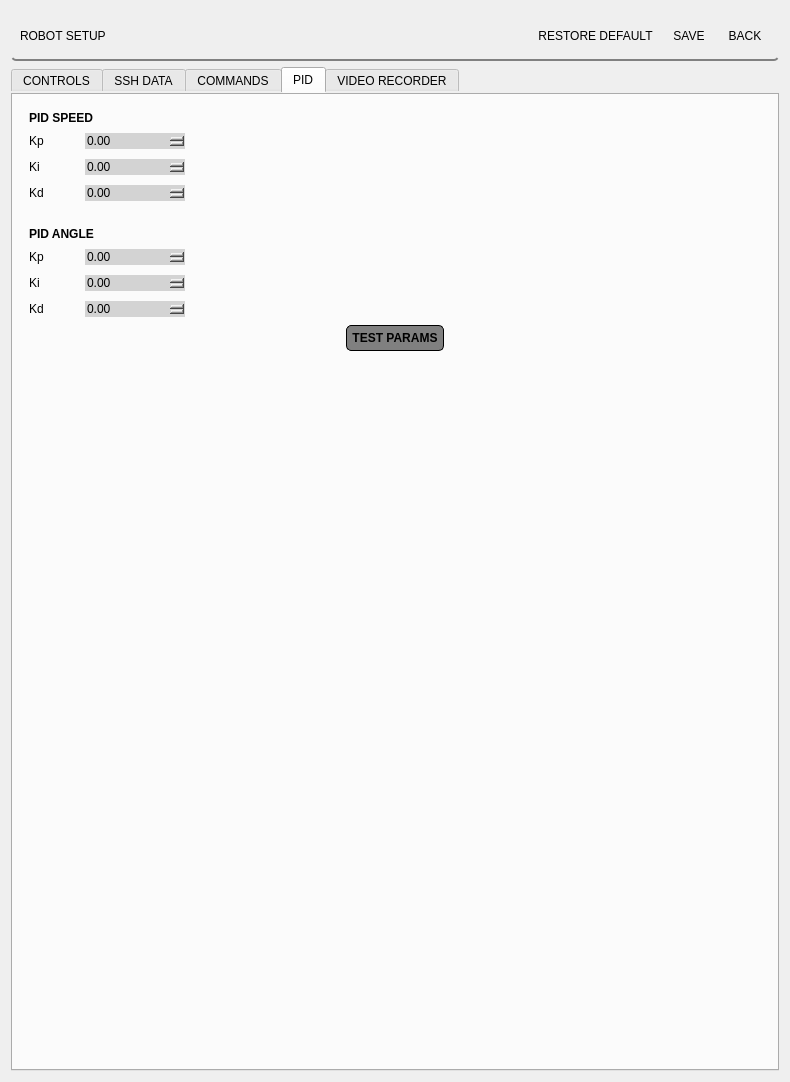
Before: the Qt Designer form setup_panel/resource/setup.ui in GroupOfRobots/MiniRysRQT, drawn with Qt 5.
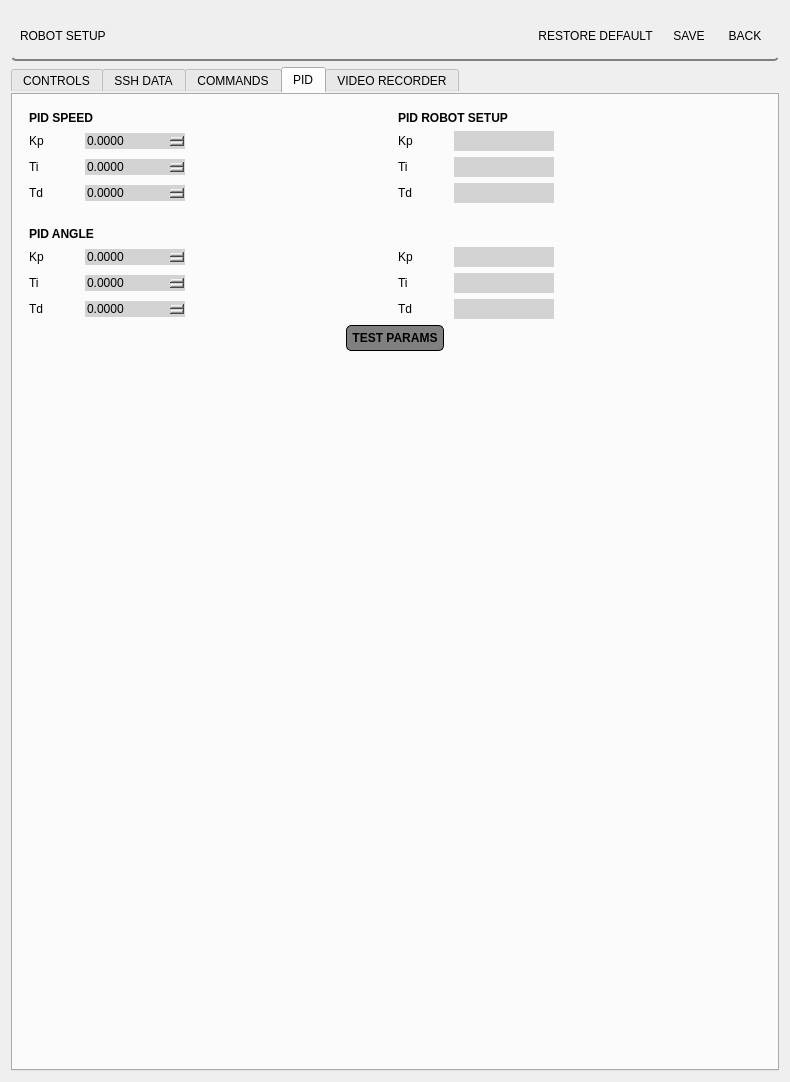
After: the same form once the commit is applied. The open tabs and pages were chosen to show the change.

Patch:
```diff
--- a/setup_panel/resource/setup.ui
+++ b/setup_panel/resource/setup.ui
@@ -1182,6 +1182,16 @@
               </property>
              </widget>
             </item>
+            <item>
+             <widget class="QLabel" name="label_35">
+              <property name="styleSheet">
+               <string notr="true">font-weight: bold;</string>
+              </property>
+              <property name="text">
+               <string>PID ROBOT SETUP</string>
+              </property>
+             </widget>
+            </item>
            </layout>
           </item>
           <item>
@@ -1222,6 +1232,63 @@
               <property name="styleSheet">
                <string notr="true">background: lightGray;</string>
               </property>
+              <property name="decimals">
+               <number>4</number>
+              </property>
+             </widget>
+            </item>
+            <item>
+             <spacer name="horizontalSpacer_11">
+              <property name="orientation">
+               <enum>Qt::Horizontal</enum>
+              </property>
+              <property name="sizeHint" stdset="0">
+               <size>
+                <width>40</width>
+                <height>20</height>
+               </size>
+              </property>
+             </spacer>
+            </item>
+            <item>
+             <widget class="QLabel" name="label_23">
+              <property name="minimumSize">
+               <size>
+                <width>50</width>
+                <height>0</height>
+               </size>
+              </property>
+              <property name="maximumSize">
+               <size>
+                <width>50</width>
+                <height>16777215</height>
+               </size>
+              </property>
+              <property name="text">
+               <string>Kp</string>
+              </property>
+             </widget>
+            </item>
+            <item>
+             <widget class="QLabel" name="currentPidSpeedKpUI">
+              <property name="minimumSize">
+               <size>
+                <width>100</width>
+                <height>0</height>
+               </size>
+              </property>
+              <property name="maximumSize">
+               <size>
+                <width>100</width>
+                <height>16777215</height>
+               </size>
+              </property>
+              <property name="styleSheet">
+               <string notr="true">background: lightGray;</string>
+              </property>
+              <property name="text">
+               <string/>
+              </property>
              </widget>
             </item>
             <item>
@@ -1256,7 +1323,7 @@
                </size>
               </property>
               <property name="text">
-               <string>Ki</string>
+               <string>Ti</string>
               </property>
              </widget>
             </item>
@@ -1281,6 +1348,63 @@
                <string notr="true">background: 1 solid;
  background: lightGray;</string>
               </property>
+              <property name="decimals">
+               <number>4</number>
+              </property>
+             </widget>
+            </item>
+            <item>
+             <spacer name="horizontalSpacer_12">
+              <property name="orientation">
+               <enum>Qt::Horizontal</enum>
+              </property>
+              <property name="sizeHint" stdset="0">
+               <size>
+                <width>40</width>
+                <height>20</height>
+               </size>
+              </property>
+             </spacer>
+            </item>
+            <item>
+             <widget class="QLabel" name="label_25">
+              <property name="minimumSize">
+               <size>
+                <width>50</width>
+                <height>0</height>
+               </size>
+              </property>
+              <property name="maximumSize">
+               <size>
+                <width>50</width>
+                <height>16777215</height>
+               </size>
+              </property>
+              <property name="text">
+               <string>Ti</string>
+              </property>
+             </widget>
+            </item>
+            <item>
+             <widget class="QLabel" name="currentpidSpeedTiUI">
+              <property name="minimumSize">
+               <size>
+                <width>100</width>
+                <height>0</height>
+               </size>
+              </property>
+              <property name="maximumSize">
+               <size>
+                <width>100</width>
+                <height>16777215</height>
+               </size>
+              </property>
+              <property name="styleSheet">
+               <string notr="true">background: lightGray;</string>
+              </property>
+              <property name="text">
+               <string/>
+              </property>
              </widget>
             </item>
             <item>
@@ -1315,7 +1439,7 @@
                </size>
               </property>
               <property name="text">
-               <string>Kd</string>
+               <string>Td</string>
               </property>
              </widget>
             </item>
@@ -1335,6 +1459,63 @@
               </property>
               <property name="styleSheet">
                <string notr="true">background: lightGray;</string>
+              </property>
+              <property name="decimals">
+               <number>4</number>
+              </property>
+             </widget>
+            </item>
+            <item>
+             <spacer name="horizontalSpacer_13">
+              <property name="orientation">
+               <enum>Qt::Horizontal</enum>
+              </property>
+              <property name="sizeHint" stdset="0">
+               <size>
+                <width>40</width>
+                <height>20</height>
+               </size>
+              </property>
+             </spacer>
+            </item>
+            <item>
+             <widget class="QLabel" name="label_27">
+              <property name="minimumSize">
+               <size>
+                <width>50</width>
+                <height>0</height>
+               </size>
+              </property>
+              <property name="maximumSize">
+               <size>
+                <width>50</width>
+                <height>16777215</height>
+               </size>
+              </property>
+              <property name="text">
+               <string>Td</string>
+              </property>
+             </widget>
+            </item>
+            <item>
+             <widget class="QLabel" name="currentpidSpeedTdUI">
+              <property name="minimumSize">
+               <size>
+                <width>100</width>
+                <height>0</height>
+               </size>
+              </property>
+              <property name="maximumSize">
+               <size>
+                <width>100</width>
+                <height>16777215</height>
+               </size>
+              </property>
+              <property name="styleSheet">
+               <string notr="true">background: lightGray;</string>
+              </property>
+              <property name="text">
+               <string/>
               </property>
              </widget>
             </item>
@@ -1414,14 +1595,71 @@
               <property name="styleSheet">
                <string notr="true">background: lightGray;</string>
               </property>
+              <property name="decimals">
+               <number>4</number>
+              </property>
               <property name="minimum">
-               <double>-1000.000000000000000</double>
+               <double>0.000000000000000</double>
               </property>
               <property name="maximum">
                <double>1000.000000000000000</double>
               </property>
              </widget>
             </item>
+            <item>
+             <spacer name="horizontalSpacer_14">
+              <property name="orientation">
+               <enum>Qt::Horizontal</enum>
+              </property>
+              <property name="sizeHint" stdset="0">
+               <size>
+                <width>40</width>
+                <height>20</height>
+               </size>
+              </property>
+             </spacer>
+            </item>
+            <item>
+             <widget class="QLabel" name="label_29">
+              <property name="minimumSize">
+               <size>
+                <width>50</width>
+                <height>0</height>
+               </size>
+              </property>
+              <property name="maximumSize">
+               <size>
+                <width>50</width>
+                <height>16777215</height>
+               </size>
+              </property>
+              <property name="text">
+               <string>Kp</string>
+              </property>
+             </widget>
+            </item>
+            <item>
+             <widget class="QLabel" name="currentPidAngleKpUI">
+              <property name="minimumSize">
+               <size>
+                <width>100</width>
+                <height>0</height>
+               </size>
+              </property>
+              <property name="maximumSize">
+               <size>
+                <width>100</width>
+                <height>16777215</height>
+               </size>
+              </property>
+              <property name="styleSheet">
+               <string notr="true">background: lightGray;</string>
+              </property>
+              <property name="text">
+               <string/>
+              </property>
+             </widget>
+            </item>
             <item>
              <spacer name="horizontalSpacer">
               <property name="orientation">
@@ -1454,7 +1692,7 @@
                </size>
               </property>
               <property name="text">
-               <string>Ki</string>
+               <string>Ti</string>
               </property>
              </widget>
             </item>
@@ -1474,6 +1712,63 @@
               </property>
               <property name="styleSheet">
                <string notr="true">background: lightGray;</string>
+              </property>
+              <property name="decimals">
+               <number>4</number>
+              </property>
+             </widget>
+            </item>
+            <item>
+             <spacer name="horizontalSpacer_15">
+              <property name="orientation">
+               <enum>Qt::Horizontal</enum>
+              </property>
+              <property name="sizeHint" stdset="0">
+               <size>
+                <width>40</width>
+                <height>20</height>
+               </size>
+              </property>
+             </spacer>
+            </item>
+            <item>
+             <widget class="QLabel" name="label_31">
+              <property name="minimumSize">
+               <size>
+                <width>50</width>
+                <height>0</height>
+               </size>
+              </property>
+              <property name="maximumSize">
+               <size>
+                <width>50</width>
+                <height>16777215</height>
+               </size>
+              </property>
+              <property name="text">
+               <string>Ti</string>
+              </property>
+             </widget>
+            </item>
+            <item>
+             <widget class="QLabel" name="currentpidAngleTiUI">
+              <property name="minimumSize">
+               <size>
+                <width>100</width>
+                <height>0</height>
+               </size>
+              </property>
+              <property name="maximumSize">
+               <size>
+                <width>100</width>
+                <height>16777215</height>
+               </size>
+              </property>
+              <property name="styleSheet">
+               <string notr="true">background: lightGray;</string>
+              </property>
+              <property name="text">
+               <string/>
               </property>
              </widget>
             </item>
@@ -1509,7 +1804,7 @@
                </size>
               </property>
               <property name="text">
-               <string>Kd</string>
+               <string>Td</string>
               </property>
              </widget>
             </item>
@@ -1529,6 +1824,63 @@
               </property>
               <property name="styleSheet">
                <string notr="true">background: lightGray;</string>
+              </property>
+              <property name="decimals">
+               <number>4</number>
+              </property>
+             </widget>
+            </item>
+            <item>
+             <spacer name="horizontalSpacer_16">
+              <property name="orientation">
+               <enum>Qt::Horizontal</enum>
+              </property>
+              <property name="sizeHint" stdset="0">
+               <size>
+                <width>40</width>
+                <height>20</height>
+               </size>
+              </property>
+             </spacer>
+            </item>
+            <item>
+             <widget class="QLabel" name="label_33">
+              <property name="minimumSize">
+               <size>
+                <width>50</width>
+                <height>0</height>
+               </size>
+              </property>
+              <property name="maximumSize">
+               <size>
+                <width>50</width>
+                <height>16777215</height>
+               </size>
+              </property>
+              <property name="text">
+               <string>Td</string>
+              </property>
+             </widget>
+            </item>
+            <item>
+             <widget class="QLabel" name="currentpidAngleTdUI">
+              <property name="minimumSize">
+               <size>
+                <width>100</width>
+                <height>0</height>
+               </size>
+              </property>
+              <property name="maximumSize">
+               <size>
+                <width>100</width>
+                <height>16777215</height>
+               </size>
+              </property>
+              <property name="styleSheet">
+               <string notr="true">background: lightGray;</string>
+              </property>
+              <property name="text">
+               <string/>
               </property>
              </widget>
             </item>
```
Left out of the diff: 18 changed lines with no effect on the pictures.
